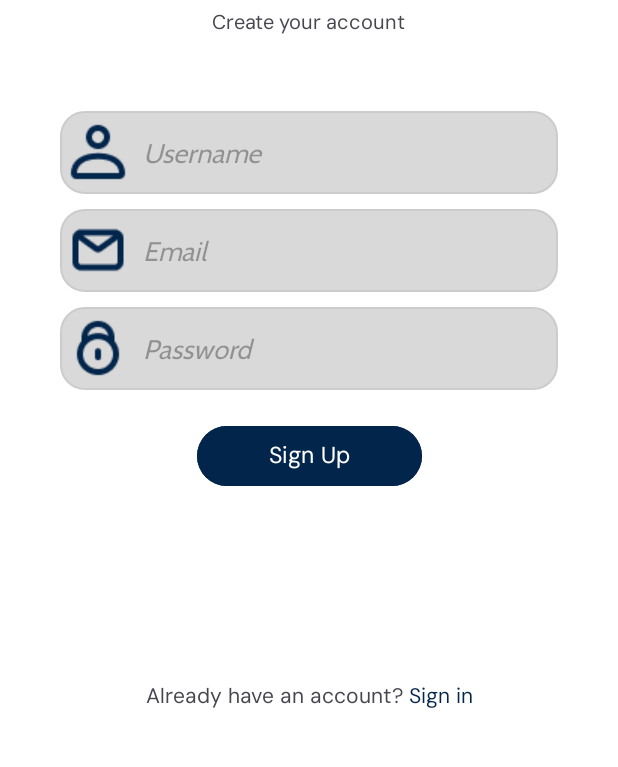
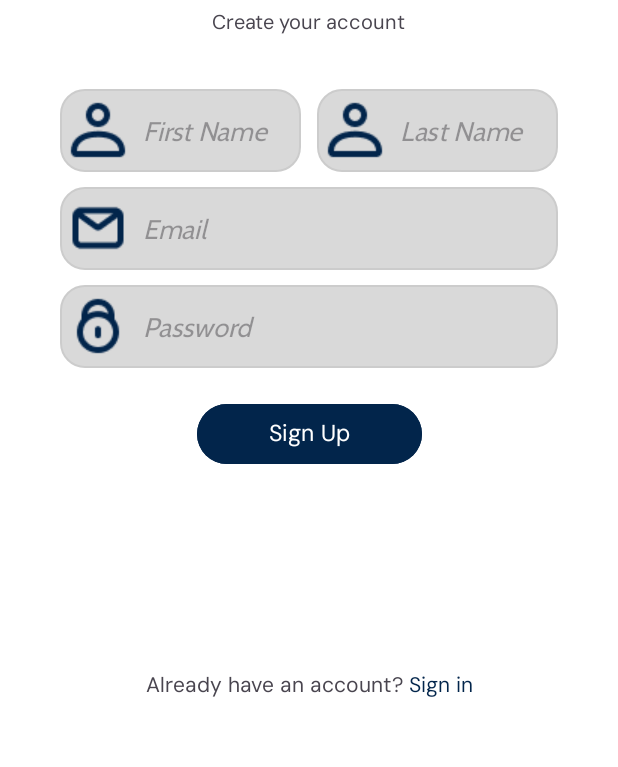
Before and after one commit to bennybun29/J-MAB_Mobile, an Android app: the screen it shows after launch (SignUpActivity), on a phone screen of 412 x 824 dp, the part 336-1103 px from its top. Run offline under Robolectric (Android 15) with nearby library versions, the phone set to English and light mode, and no system bars.

```diff
--- a/app/build.gradle.kts
+++ b/app/build.gradle.kts
@@ -41,6 +41,9 @@ android {
 
 dependencies {
 
+    implementation("com.squareup.retrofit2:retrofit:2.9.0")
+    implementation("com.squareup.retrofit2:converter-gson:2.9.0")
+    implementation("com.squareup.okhttp3:logging-interceptor:4.11.0")
     implementation(libs.androidx.core.ktx)
     implementation(libs.androidx.appcompat)
     implementation(libs.material)
--- a/app/src/main/AndroidManifest.xml
+++ b/app/src/main/AndroidManifest.xml
@@ -1,6 +1,9 @@
 <?xml version="1.0" encoding="utf-8"?>
 <manifest xmlns:android="http://schemas.android.com/apk/res/android"
     xmlns:tools="http://schemas.android.com/tools">
+
+    <uses-permission android:name="android.permission.INTERNET"/>
+    <uses-permission android:name="android.permission.ACCESS_NETWORK_STATE"/>
 
     <application
         android:allowBackup="true"
--- a/app/src/main/res/layout/activity_sign_up.xml
+++ b/app/src/main/res/layout/activity_sign_up.xml
@@ -41,23 +41,23 @@
         app:layout_constraintTop_toBottomOf="@+id/textView"
         android:textSize="13sp"/>
 
-
     <LinearLayout
-        android:id="@+id/SignUpForm"
+        android:id="@+id/firstLinearLayout"
         android:layout_width="match_parent"
         android:layout_height="wrap_content"
-        android:orientation="vertical"
-        app:layout_constraintTop_toBottomOf="@+id/tvCreateAccount"
-        android:layout_marginTop="50dp"
-        android:layout_marginRight="10dp"
-        android:layout_marginLeft="10dp">
+        android:orientation="horizontal"
+        app:layout_constraintTop_toBottomOf="@+id/imageView"
+        android:layout_marginTop="60dp"
+        android:layout_marginLeft="10dp"
+        android:layout_marginRight="10dp">
 
         <EditText
-            android:layout_width="match_parent"
+            android:layout_width="0dp"
             android:layout_height="55dp"
-            android:hint="Username"
+            android:layout_weight="1"
+            android:hint="First Name"
+            android:layout_marginEnd="5dp"
             android:layout_marginStart="30dp"
-            android:layout_marginEnd="30dp"
             android:fontFamily="@font/cabin"
             android:textStyle="italic"
             android:background="@drawable/rounded_textfield"
@@ -66,6 +66,36 @@
             android:paddingStart="5dp"
             android:drawablePadding="10dp"
             android:inputType="text"/>
+
+
+        <EditText
+            android:layout_width="0dp"
+            android:layout_weight="1"
+            android:layout_height="55dp"
+            android:hint="Last Name"
+            android:layout_marginEnd="30dp"
+            android:layout_marginStart="5dp"
+            android:fontFamily="@font/cabin"
+            android:textStyle="italic"
+            android:background="@drawable/rounded_textfield"
+            android:layout_marginBottom="10dp"
+            android:drawableStart="@drawable/user_icon"
+            android:paddingStart="5dp"
+            android:drawablePadding="10dp"
+            android:inputType="text"/>
+    </LinearLayout>
+
+
+    <LinearLayout
+        android:id="@+id/SignUpForm"
+        android:layout_width="match_parent"
+        android:layout_height="wrap_content"
+        android:orientation="vertical"
+        app:layout_constraintTop_toBottomOf="@+id/firstLinearLayout"
+        android:layout_marginRight="10dp"
+        android:layout_marginLeft="10dp">
+
+
 
         <EditText
             android:layout_width="match_parent"
```
Also changed, not shown: app/src/main/res/layout/fragment_home.xml (+56 -0 lines).
